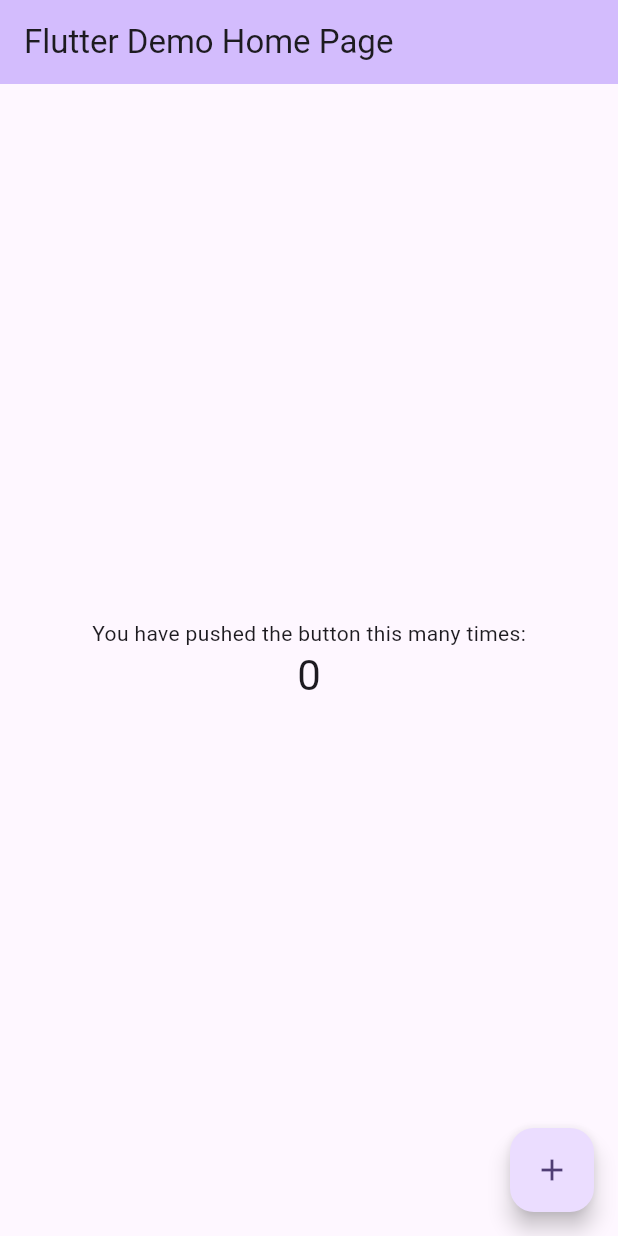
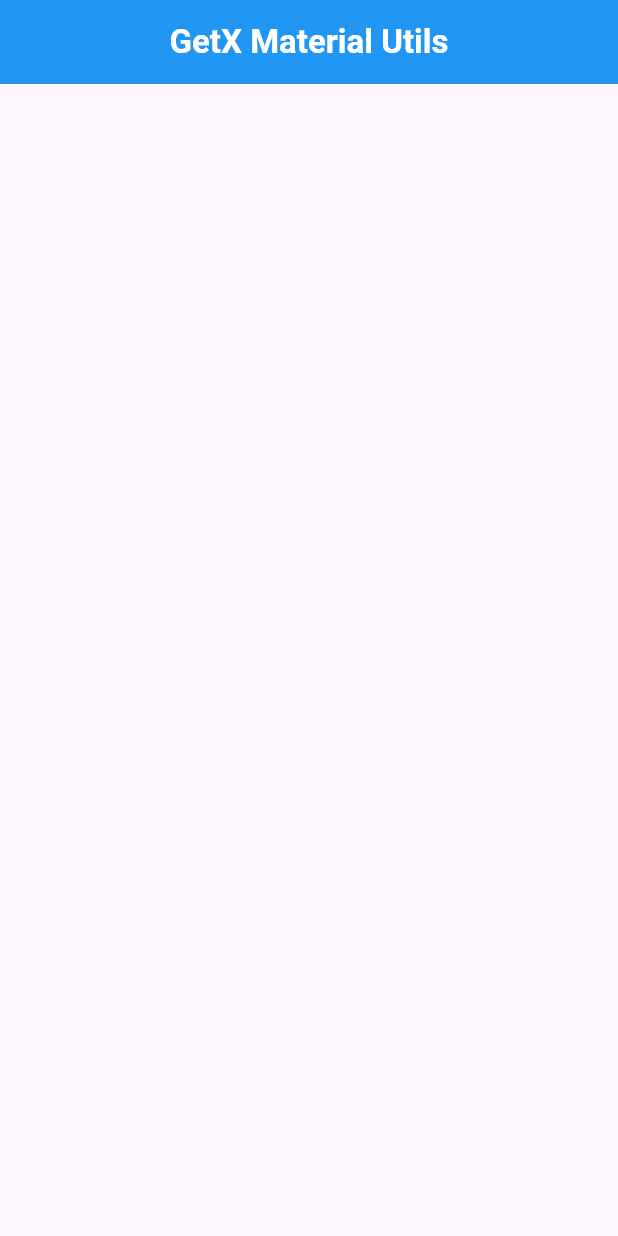
Before and after one commit to alhasann351/getx_materialapp_getutils, a Flutter app: the screen it shows after launch, on a phone screen of 412 x 824 dp. Run offline on Flutter 3.47's test engine with Material 3 defaults, Android fonts, the phone set to English and light mode, and no system bars.

Commit message:
homescreen-appbar-created

```diff
--- /dev/null
+++ b/lib/home_screen.dart
@@ -0,0 +1,36 @@
+import 'package:flutter/material.dart';
+
+class HomeScreen extends StatefulWidget {
+  const HomeScreen({super.key});
+
+  @override
+  State<HomeScreen> createState() => _HomeScreenState();
+}
+
+class _HomeScreenState extends State<HomeScreen> {
+  @override
+  Widget build(BuildContext context) {
+    return Scaffold(
+      appBar: AppBar(
+        centerTitle: true,
+        backgroundColor: Colors.blue,
+        title: const Text(
+          'GetX Material Utils',
+          style: TextStyle(
+            fontSize: 22,
+            fontWeight: FontWeight.bold,
+            color: Colors.white,
+          ),
+        ),
+      ),
+      body: const Center(
+        child: Column(
+          mainAxisAlignment: MainAxisAlignment.center,
+          children: [
+
+          ],
+        ),
+      ),
+    );
+  }
+}
--- a/lib/main.dart
+++ b/lib/main.dart
@@ -1,4 +1,5 @@
 import 'package:flutter/material.dart';
+import 'package:getx_materialapp_getutils/home_screen.dart';
 
 void main() {
   runApp(const MyApp());
@@ -7,119 +8,10 @@ void main() {
 class MyApp extends StatelessWidget {
   const MyApp({super.key});
 
-  // This widget is the root of your application.
   @override
   Widget build(BuildContext context) {
-    return MaterialApp(
-      title: 'Flutter Demo',
-      theme: ThemeData(
-        // This is the theme of your application.
-        //
-        // TRY THIS: Try running your application with "flutter run". You'll see
-        // the application has a purple toolbar. Then, without quitting the app,
-        // try changing the seedColor in the colorScheme below to Colors.green
-        // and then invoke "hot reload" (save your changes or press the "hot
-        // reload" button in a Flutter-supported IDE, or press "r" if you used
-        // the command line to start the app).
-        //
-        // Notice that the counter didn't reset back to zero; the application
-        // state is not lost during the reload. To reset the state, use hot
-        // restart instead.
-        //
-        // This works for code too, not just values: Most code changes can be
-        // tested with just a hot reload.
-        colorScheme: ColorScheme.fromSeed(seedColor: Colors.deepPurple),
-        useMaterial3: true,
-      ),
-      home: const MyHomePage(title: 'Flutter Demo Home Page'),
+    return const MaterialApp(
+      home: HomeScreen(),
     );
   }
 }
-
-class MyHomePage extends StatefulWidget {
-  const MyHomePage({super.key, required this.title});
-
-  // This widget is the home page of your application. It is stateful, meaning
-  // that it has a State object (defined below) that contains fields that affect
-  // how it looks.
-
-  // This class is the configuration for the state. It holds the values (in this
-  // case the title) provided by the parent (in this case the App widget) and
-  // used by the build method of the State. Fields in a Widget subclass are
-  // always marked "final".
-
-  final String title;
-
-  @override
-  State<MyHomePage> createState() => _MyHomePageState();
-}
-
-class _MyHomePageState extends State<MyHomePage> {
-  int _counter = 0;
-
-  void _incrementCounter() {
-    setState(() {
-      // This call to setState tells the Flutter framework that something has
-      // changed in this State, which causes it to rerun the build method below
-      // so that the display can reflect the updated values. If we changed
-      // _counter without calling setState(), then the build method would not be
-      // called again, and so nothing would appear to happen.
-      _counter++;
-    });
-  }
-
-  @override
-  Widget build(BuildContext context) {
-    // This method is rerun every time setState is called, for instance as done
-    // by the _incrementCounter method above.
-    //
-    // The Flutter framework has been optimized to make rerunning build methods
-    // fast, so that you can just rebuild anything that needs updating rather
-    // than having to individually change instances of widgets.
-    return Scaffold(
-      appBar: AppBar(
-        // TRY THIS: Try changing the color here to a specific color (to
-        // Colors.amber, perhaps?) and trigger a hot reload to see the AppBar
-        // change color while the other colors stay the same.
-        backgroundColor: Theme.of(context).colorScheme.inversePrimary,
-        // Here we take the value from the MyHomePage object that was created by
-        // the App.build method, and use it to set our appbar title.
-        title: Text(widget.title),
-      ),
-      body: Center(
-        // Center is a layout widget. It takes a single child and positions it
-        // in the middle of the parent.
-        child: Column(
-          // Column is also a layout widget. It takes a list of children and
-          // arranges them vertically. By default, it sizes itself to fit its
-          // children horizontally, and tries to be as tall as its parent.
-          //
-          // Column has various properties to control how it sizes itself and
-          // how it positions its children. Here we use mainAxisAlignment to
-          // center the children vertically; the main axis here is the vertical
-          // axis because Columns are vertical (the cross axis would be
-          // horizontal).
-          //
-          // TRY THIS: Invoke "debug painting" (choose the "Toggle Debug Paint"
-          // action in the IDE, or press "p" in the console), to see the
-          // wireframe for each widget.
-          mainAxisAlignment: MainAxisAlignment.center,
-          children: <Widget>[
-            const Text(
-              'You have pushed the button this many times:',
-            ),
-            Text(
-              '$_counter',
-              style: Theme.of(context).textTheme.headlineMedium,
-            ),
-          ],
-        ),
-      ),
-      floatingActionButton: FloatingActionButton(
-        onPressed: _incrementCounter,
-        tooltip: 'Increment',
-        child: const Icon(Icons.add),
-      ), // This trailing comma makes auto-formatting nicer for build methods.
-    );
-  }
-}
--- a/pubspec.yaml
+++ b/pubspec.yaml
@@ -35,6 +35,7 @@ dependencies:
   # The following adds the Cupertino Icons font to your application.
   # Use with the CupertinoIcons class for iOS style icons.
   cupertino_icons: ^1.0.6
+  get:
 
 dev_dependencies:
   flutter_test:
```
Also changed, not shown: pubspec.lock.
